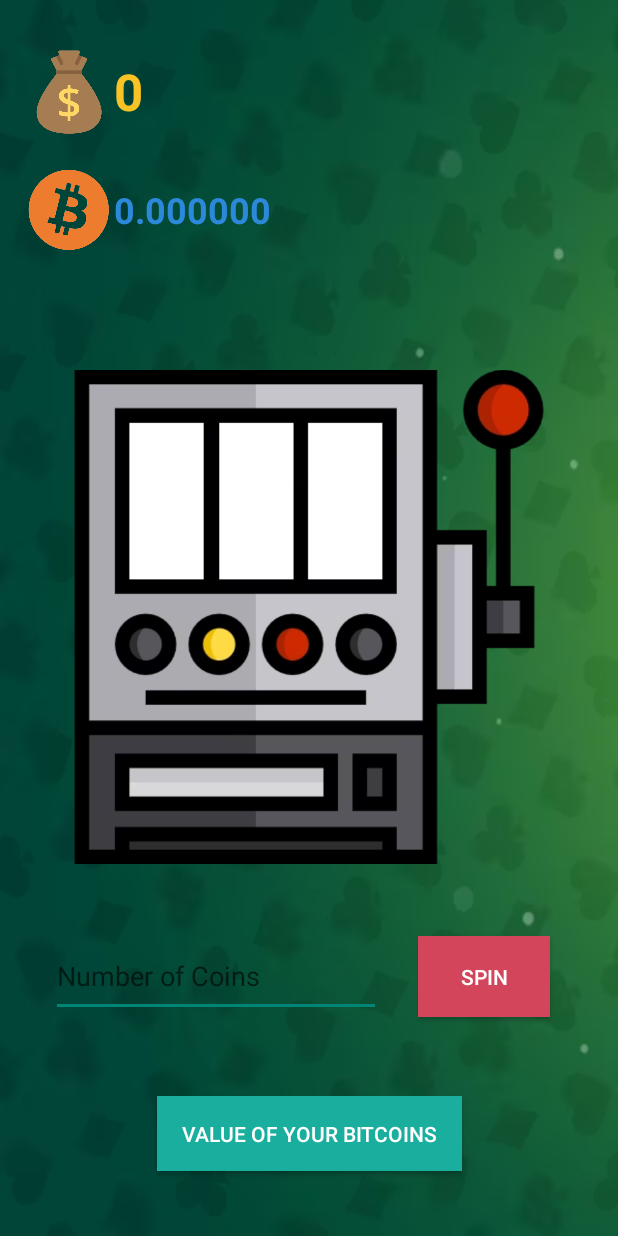
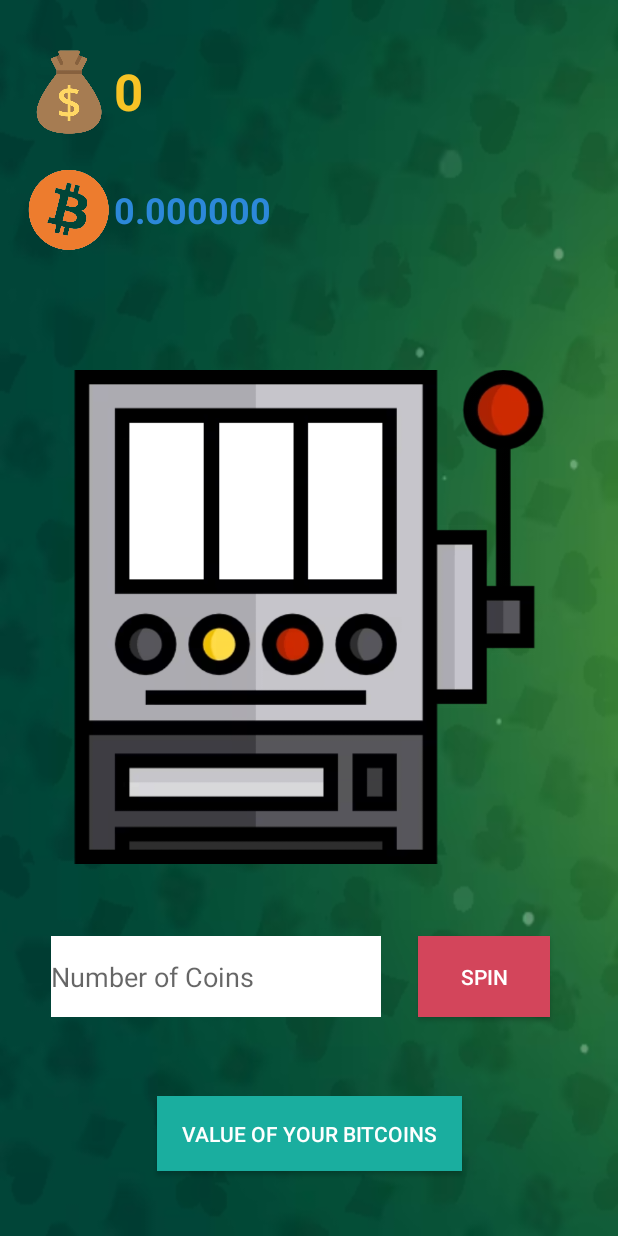
Before and after one commit to Medox36/M335_PiggyBankShaker, an Android app: the SlotMachineActivity screen opened directly, with no data from a screen before it, on a phone screen of 412 x 824 dp. Run offline under Robolectric (Android 15) with nearby library versions, the phone set to English and light mode, and no system bars; 5 statements that could not run were skipped.

Commit message:
imprved contrast ratio and set "android:importantForAutofill" to "no" in TextInputField/EditText

```diff
--- a/app/src/main/res/layout/activity_slot_machine.xml
+++ b/app/src/main/res/layout/activity_slot_machine.xml
@@ -98,8 +98,10 @@
         android:id="@+id/bettingCoins"
         android:layout_width="220dp"
         android:layout_height="54dp"
+        android:background="@color/white"
         android:ems="10"
         android:hint="@string/editText_slotMachine_coinsToBet_text"
+        android:importantForAutofill="no"
         android:inputType="number"
         app:layout_constraintBottom_toBottomOf="parent"
         app:layout_constraintEnd_toEndOf="parent"
```
